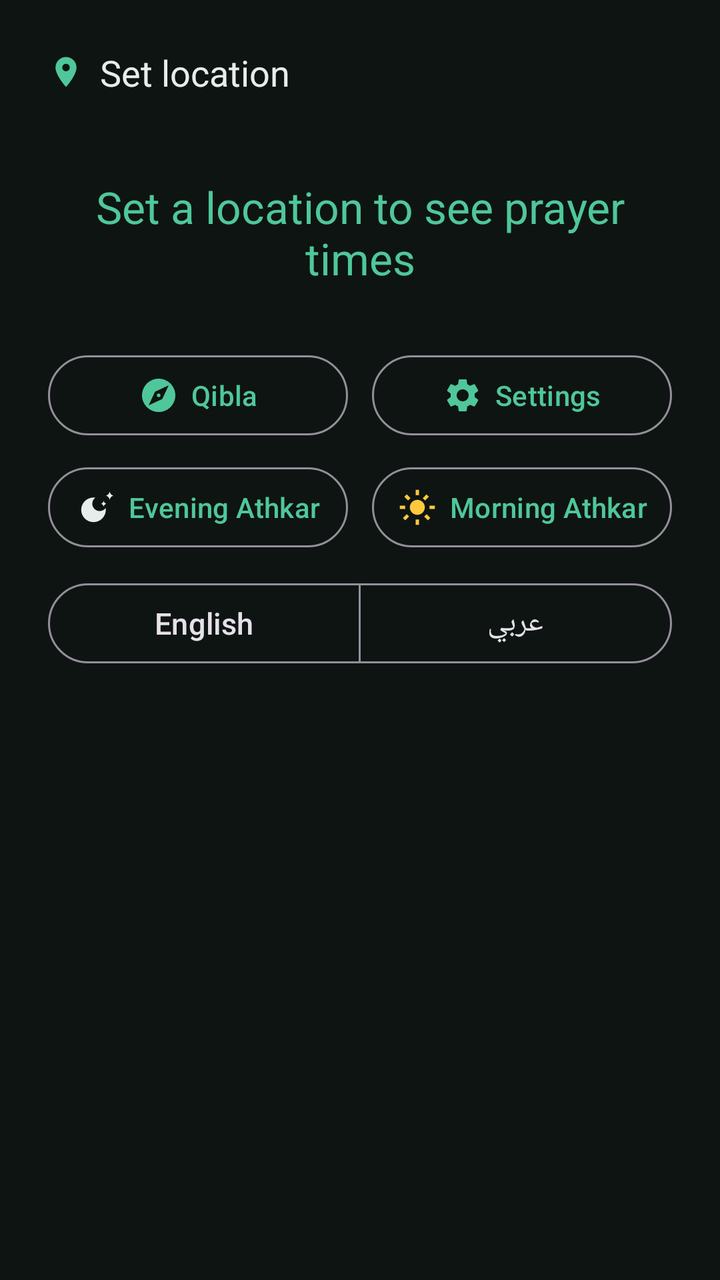
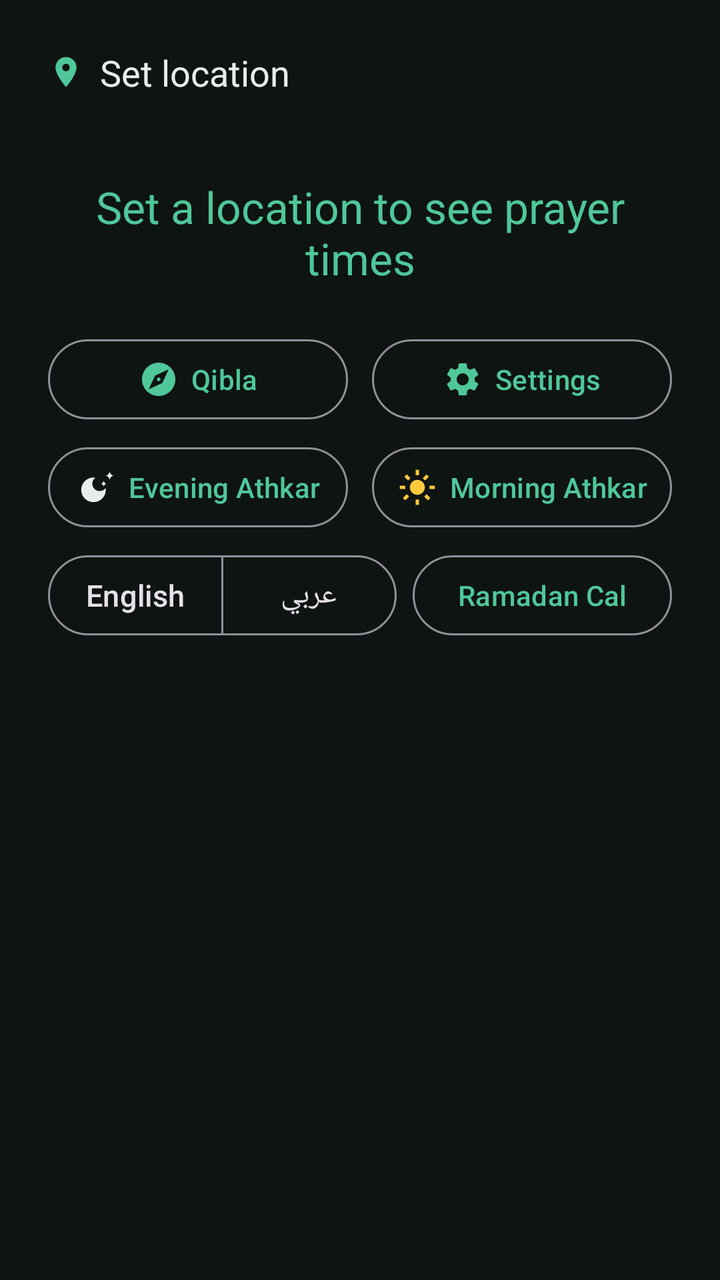

An Android layout rendered at two revisions. The XML below is the earlier revision; the diff shows what the commit changed to produce the second picture.
<!-- AndroidManifest.xml: application theme Theme.Athan -->
<!-- res/layout/activity_main.xml -->
<?xml version="1.0" encoding="utf-8"?>
<ScrollView xmlns:android="http://schemas.android.com/apk/res/android"
    xmlns:app="http://schemas.android.com/apk/res-auto"
    android:id="@+id/root"
    android:layout_width="match_parent"
    android:layout_height="match_parent"
    android:background="@color/bg"
    android:fillViewport="true">

    <LinearLayout
        android:layout_width="match_parent"
        android:layout_height="wrap_content"
        android:orientation="vertical"
        android:paddingStart="24dp"
        android:paddingTop="16dp"
        android:paddingEnd="24dp"
        android:paddingBottom="16dp">

        <LinearLayout
            android:id="@+id/locationRow"
            android:layout_width="match_parent"
            android:layout_height="wrap_content"
            android:background="?attr/selectableItemBackground"
            android:gravity="center_vertical"
            android:orientation="horizontal"
            android:paddingTop="8dp"
            android:paddingBottom="8dp">

            
            <ImageView
                android:layout_width="18dp"
                android:layout_height="18dp"
                android:layout_marginEnd="8dp"
                android:contentDescription="@string/set_location"
                android:src="@drawable/ic_place"
                app:tint="@color/accent" />

            <TextView
                android:id="@+id/cityName"
                android:layout_width="0dp"
                android:layout_height="wrap_content"
                android:layout_weight="1"
                android:ellipsize="end"
                android:maxLines="1"
                android:text="@string/set_location"
                android:textColor="@color/text"
                android:textSize="18sp" />
        </LinearLayout>

        <TextView
            android:id="@+id/hijriDate"
            android:layout_width="match_parent"
            android:layout_height="wrap_content"
            android:layout_marginTop="4dp"
            android:includeFontPadding="false"
            android:textColor="@color/sunrise"
            android:textSize="14sp" />

        <TextView
            android:id="@+id/nextPrayer"
            android:layout_width="match_parent"
            android:layout_height="wrap_content"
            android:layout_marginTop="12dp"
            android:gravity="center"
            android:text="@string/no_location_yet"
            android:textColor="@color/accent"
            android:textSize="22sp" />

        <TextView
            android:id="@+id/alarmWarning"
            android:layout_width="match_parent"
            android:layout_height="wrap_content"
            android:layout_marginTop="12dp"
            android:background="@color/warning_bg"
            android:padding="12dp"
            android:text="@string/exact_alarm_blocked"
            android:textColor="@color/warning_text"
            android:textSize="13sp"
            android:visibility="gone" />

        <LinearLayout
            android:id="@+id/timesContainer"
            android:layout_width="match_parent"
            android:layout_height="wrap_content"
            android:layout_marginTop="14dp"
            android:orientation="vertical" />

        <LinearLayout
            android:layout_width="match_parent"
            android:layout_height="wrap_content"
            android:layout_marginTop="16dp"
            android:orientation="horizontal">

            <com.google.android.material.button.MaterialButton
                android:id="@+id/qiblaButton"
                style="?attr/materialButtonOutlinedStyle"
                android:layout_width="0dp"
                android:layout_height="wrap_content"
                android:layout_marginEnd="6dp"
                android:layout_weight="1"
                android:insetLeft="0dp"
                android:insetRight="0dp"
                android:maxLines="1"
                android:minWidth="0dp"
                android:paddingStart="8dp"
                android:paddingEnd="8dp"
                android:text="@string/qibla"
                android:textAllCaps="false"
                android:textSize="14sp"
                app:icon="@drawable/ic_explore"
                app:iconGravity="textStart"
                app:iconPadding="6dp"
                app:iconSize="20dp" />

            <com.google.android.material.button.MaterialButton
                android:id="@+id/settingsButton"
                style="?attr/materialButtonOutlinedStyle"
                android:layout_width="0dp"
                android:layout_height="wrap_content"
                android:layout_marginStart="6dp"
                android:layout_weight="1"
                android:insetLeft="0dp"
                android:insetRight="0dp"
                android:maxLines="1"
                android:minWidth="0dp"
                android:paddingStart="8dp"
                android:paddingEnd="8dp"
                android:text="@string/settings"
                android:textAllCaps="false"
                android:textSize="14sp"
                app:icon="@drawable/ic_settings"
                app:iconGravity="textStart"
                app:iconPadding="6dp"
                app:iconSize="20dp" />
        </LinearLayout>

        
        <LinearLayout
            android:layout_width="match_parent"
            android:layout_height="wrap_content"
            android:layout_marginTop="8dp"
            android:orientation="horizontal">

            <com.google.android.material.button.MaterialButton
                android:id="@+id/eveningAdhkarButton"
                style="?attr/materialButtonOutlinedStyle"
                android:layout_width="0dp"
                android:layout_height="wrap_content"
                android:layout_marginEnd="6dp"
                android:layout_weight="1"
                android:insetLeft="0dp"
                android:insetRight="0dp"
                android:maxLines="1"
                android:minWidth="0dp"
                android:paddingStart="6dp"
                android:paddingEnd="6dp"
                android:text="@string/adhkar_evening"
                android:textAllCaps="false"
                app:autoSizeMaxTextSize="14sp"
                app:autoSizeMinTextSize="10sp"
                app:autoSizeStepGranularity="1sp"
                app:autoSizeTextType="uniform"
                app:icon="@drawable/ic_adhkar_evening"
                app:iconGravity="textStart"
                app:iconPadding="6dp"
                app:iconSize="20dp"
                app:iconTint="@color/text" />

            <com.google.android.material.button.MaterialButton
                android:id="@+id/morningAdhkarButton"
                style="?attr/materialButtonOutlinedStyle"
                android:layout_width="0dp"
                android:layout_height="wrap_content"
                android:layout_marginStart="6dp"
                android:layout_weight="1"
                android:insetLeft="0dp"
                android:insetRight="0dp"
                android:maxLines="1"
                android:minWidth="0dp"
                android:paddingStart="6dp"
                android:paddingEnd="6dp"
                android:text="@string/adhkar_morning"
                android:textAllCaps="false"
                app:autoSizeMaxTextSize="14sp"
                app:autoSizeMinTextSize="10sp"
                app:autoSizeStepGranularity="1sp"
                app:autoSizeTextType="uniform"
                app:icon="@drawable/ic_adhkar_morning"
                app:iconGravity="textStart"
                app:iconPadding="6dp"
                app:iconSize="20dp"
                app:iconTint="@color/sunrise" />
        </LinearLayout>

        
        <com.google.android.material.button.MaterialButtonToggleGroup
            android:id="@+id/languageGroup"
            android:layout_width="match_parent"
            android:layout_height="wrap_content"
            android:layout_marginTop="10dp"
            app:selectionRequired="true"
            app:singleSelection="true">

            <com.google.android.material.button.MaterialButton
                android:id="@+id/langEnglish"
                style="?attr/materialButtonOutlinedStyle"
                android:layout_width="0dp"
                android:layout_height="wrap_content"
                android:layout_weight="1"
                android:insetLeft="0dp"
                android:insetRight="0dp"
                android:maxLines="1"
                android:minWidth="0dp"
                android:text="@string/lang_english"
                android:textAllCaps="false"
                android:textSize="15sp" />

            <com.google.android.material.button.MaterialButton
                android:id="@+id/langArabic"
                style="?attr/materialButtonOutlinedStyle"
                android:layout_width="0dp"
                android:layout_height="wrap_content"
                android:layout_weight="1"
                android:insetLeft="0dp"
                android:insetRight="0dp"
                android:maxLines="1"
                android:minWidth="0dp"
                android:text="@string/lang_arabic"
                android:textAllCaps="false"
                android:textSize="15sp" />
        </com.google.android.material.button.MaterialButtonToggleGroup>

    </LinearLayout>
</ScrollView>
<!-- resources referenced by this layout -->
<resources>
  <color name="accent">#4FC79A</color>
  <color name="bg">#0E1412</color>
  <color name="sunrise">#FFC93C</color>
  <color name="text">#E6EDEA</color>
  <color name="warning_bg">#3A2A0E</color>
  <color name="warning_text">#F0C674</color>
  <!-- drawable ic_adhkar_morning (drawable) -->
  <?xml version="1.0" encoding="utf-8"?>
  <vector xmlns:android="http://schemas.android.com/apk/res/android"
      android:width="24dp"
      android:height="24dp"
      android:viewportWidth="24"
      android:viewportHeight="24">
      <path
          android:fillColor="@android:color/white"
          android:pathData="M12,7.5c-2.49,0 -4.5,2.01 -4.5,4.5s2.01,4.5 4.5,4.5s4.5,-2.01 4.5,-4.5S14.49,7.5 12,7.5zM11,1.5h2v3.2h-2zM11,19.3h2v3.2h-2zM1.5,11h3.2v2h-3.2zM19.3,11h3.2v2h-3.2zM4.22,5.64l1.41,-1.41l2.26,2.26l-1.41,1.41zM16.11,17.53l1.41,-1.41l2.26,2.26l-1.41,1.41zM17.52,4.23l1.41,1.41l-2.26,2.26l-1.41,-1.41zM5.63,16.12l1.41,1.41l-2.26,2.26l-1.41,-1.41z" />
  </vector>
  <!-- drawable ic_explore (drawable) -->
  <?xml version="1.0" encoding="utf-8"?>
  <vector xmlns:android="http://schemas.android.com/apk/res/android"
      android:width="24dp"
      android:height="24dp"
      android:viewportWidth="24"
      android:viewportHeight="24">
      <path
          android:fillColor="@android:color/white"
          android:pathData="M12,10.9c-0.61,0 -1.1,0.49 -1.1,1.1s0.49,1.1 1.1,1.1c0.61,0 1.1,-0.49 1.1,-1.1s-0.49,-1.1 -1.1,-1.1zM12,2C6.48,2 2,6.48 2,12s4.48,10 10,10 10,-4.48 10,-10S17.52,2 12,2zM14.19,14.19L6,18l3.81,-8.19L18,6l-3.81,8.19z" />
  </vector>
  <!-- drawable ic_place (drawable) -->
  <?xml version="1.0" encoding="utf-8"?>
  <vector xmlns:android="http://schemas.android.com/apk/res/android"
      android:width="18dp"
      android:height="18dp"
      android:viewportWidth="24"
      android:viewportHeight="24">
      <path
          android:fillColor="@android:color/white"
          android:pathData="M12,2C8.13,2 5,5.13 5,9c0,5.25 7,13 7,13s7,-7.75 7,-13c0,-3.87 -3.13,-7 -7,-7zM12,11.5c-1.38,0 -2.5,-1.12 -2.5,-2.5s1.12,-2.5 2.5,-2.5 2.5,1.12 2.5,2.5 -1.12,2.5 -2.5,2.5z" />
  </vector>
  <string name="adhkar_evening">Evening Athkar</string>
  <string name="adhkar_morning">Morning Athkar</string>
  <string name="exact_alarm_blocked">Exact alarms are turned off, so the athan can\'t fire on time. Tap to allow.</string>
  <string name="lang_arabic">عربي</string>
  <string name="lang_english">English</string>
  <string name="no_location_yet">Set a location to see prayer times</string>
  <string name="qibla">Qibla</string>
  <string name="set_location">Set location</string>
  <string name="settings">Settings</string>
  <style name="Theme.Athan" parent="Theme.Material3.Dark.NoActionBar">
          <item name="android:statusBarColor">@android:color/transparent</item>
          <item name="android:navigationBarColor">@android:color/transparent</item>
          <item name="android:windowBackground">@color/bg</item>
          <item name="colorPrimary">@color/accent</item>
          <item name="colorOnPrimary">#08110D</item>
          <item name="colorSecondaryContainer">#1E3A2F</item>
          <item name="colorOnSecondaryContainer">@color/accent</item>
      </style>
  <!-- unchanged entries left out for length: 2 -->
</resources>

<!-- the commit's change to res/layout/activity_main.xml (unified diff, before → after) -->
@@ -45,6 +45,22 @@
                 android:text="@string/set_location"
                 android:textColor="@color/text"
                 android:textSize="18sp" />
+
+            
+            <TextView
+                android:id="@+id/temperature"
+                android:layout_width="wrap_content"
+                android:layout_height="wrap_content"
+                android:layout_marginStart="6dp"
+                android:background="@drawable/bg_temperature"
+                android:maxLines="1"
+                android:paddingStart="12dp"
+                android:paddingTop="6dp"
+                android:paddingEnd="12dp"
+                android:paddingBottom="6dp"
+                android:textColor="@color/temperature_text"
+                android:textSize="18sp"
+                android:visibility="gone" />
         </LinearLayout>
 
         <TextView
@@ -82,13 +98,13 @@
             android:id="@+id/timesContainer"
             android:layout_width="match_parent"
             android:layout_height="wrap_content"
-            android:layout_marginTop="14dp"
+            android:layout_marginTop="10dp"
             android:orientation="vertical" />
 
         <LinearLayout
             android:layout_width="match_parent"
             android:layout_height="wrap_content"
-            android:layout_marginTop="16dp"
+            android:layout_marginTop="12dp"
             android:orientation="horizontal">
 
             <com.google.android.material.button.MaterialButton
@@ -138,7 +154,7 @@
         <LinearLayout
             android:layout_width="match_parent"
             android:layout_height="wrap_content"
-            android:layout_marginTop="8dp"
+            android:layout_marginTop="6dp"
             android:orientation="horizontal">
 
             <com.google.android.material.button.MaterialButton
@@ -193,11 +209,19 @@
         </LinearLayout>
 
         
+        
+        <LinearLayout
+            android:layout_width="match_parent"
+            android:layout_height="wrap_content"
+            android:layout_marginTop="6dp"
+            android:gravity="center_vertical"
+            android:orientation="horizontal">
+
         <com.google.android.material.button.MaterialButtonToggleGroup
             android:id="@+id/languageGroup"
-            android:layout_width="match_parent"
-            android:layout_height="wrap_content"
-            android:layout_marginTop="10dp"
+            android:layout_width="0dp"
+            android:layout_height="wrap_content"
+            android:layout_weight="1.35"
             app:selectionRequired="true"
             app:singleSelection="true">
 
@@ -211,9 +235,14 @@
                 android:insetRight="0dp"
                 android:maxLines="1"
                 android:minWidth="0dp"
+                android:paddingStart="2dp"
+                android:paddingEnd="2dp"
                 android:text="@string/lang_english"
                 android:textAllCaps="false"
-                android:textSize="15sp" />
+                app:autoSizeMaxTextSize="15sp"
+                app:autoSizeMinTextSize="10sp"
+                app:autoSizeStepGranularity="1sp"
+                app:autoSizeTextType="uniform" />
 
             <com.google.android.material.button.MaterialButton
                 android:id="@+id/langArabic"
@@ -225,10 +254,36 @@
                 android:insetRight="0dp"
                 android:maxLines="1"
                 android:minWidth="0dp"
+                android:paddingStart="2dp"
+                android:paddingEnd="2dp"
                 android:text="@string/lang_arabic"
                 android:textAllCaps="false"
-                android:textSize="15sp" />
+                app:autoSizeMaxTextSize="15sp"
+                app:autoSizeMinTextSize="10sp"
+                app:autoSizeStepGranularity="1sp"
+                app:autoSizeTextType="uniform" />
         </com.google.android.material.button.MaterialButtonToggleGroup>
+
+            <com.google.android.material.button.MaterialButton
+                android:id="@+id/ramadanButton"
+                style="?attr/materialButtonOutlinedStyle"
+                android:layout_width="0dp"
+                android:layout_height="wrap_content"
+                android:layout_marginStart="8dp"
+                android:layout_weight="1"
+                android:insetLeft="0dp"
+                android:insetRight="0dp"
+                android:maxLines="1"
+                android:minWidth="0dp"
+                android:paddingStart="4dp"
+                android:paddingEnd="4dp"
+                android:text="@string/ramadan_short"
+                android:textAllCaps="false"
+                app:autoSizeMaxTextSize="14sp"
+                app:autoSizeMinTextSize="9sp"
+                app:autoSizeStepGranularity="1sp"
+                app:autoSizeTextType="uniform" />
+        </LinearLayout>
 
     </LinearLayout>
 </ScrollView>
<!-- resource entries referenced after the edit -->
@@ -3,9 +3,24 @@
   <color name="accent">#4FC79A</color>
   <color name="bg">#0E1412</color>
   <color name="sunrise">#FFC93C</color>
+  <color name="temperature_text">#8FE8C4</color>
   <color name="text">#E6EDEA</color>
   <color name="warning_bg">#3A2A0E</color>
   <color name="warning_text">#F0C674</color>
+  <!-- drawable bg_temperature (drawable) -->
+  <?xml version="1.0" encoding="utf-8"?>
+  <layer-list xmlns:android="http://schemas.android.com/apk/res/android">
+      <item>
+          <shape android:shape="oval">
+              <gradient
+                  android:centerColor="#334FC79A"
+                  android:endColor="#004FC79A"
+                  android:gradientRadius="34dp"
+                  android:startColor="#554FC79A"
+                  android:type="radial" />
+          </shape>
+      </item>
+  </layer-list>
   <!-- drawable ic_adhkar_morning (drawable) -->
   <?xml version="1.0" encoding="utf-8"?>
   <vector xmlns:android="http://schemas.android.com/apk/res/android"
@@ -46,6 +61,7 @@
   <string name="lang_english">English</string>
   <string name="no_location_yet">Set a location to see prayer times</string>
   <string name="qibla">Qibla</string>
+  <string name="ramadan_short">Ramadan Cal</string>
   <string name="set_location">Set location</string>
   <string name="settings">Settings</string>
   <style name="Theme.Athan" parent="Theme.Material3.Dark.NoActionBar">
